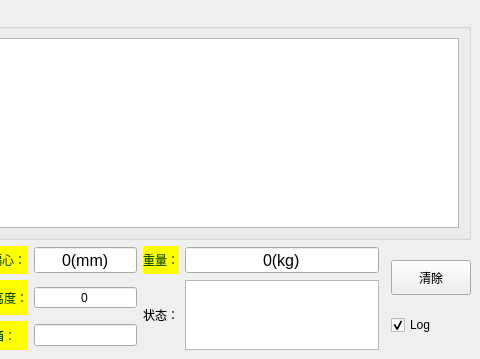
Old version of the form ZBY_MQ/mainwindow.ui in the repository 519984307/ZBY_MQQ; both pictures show x 609 to 1089 and y 0 to 359 of the 1089 by 359 pixel window.
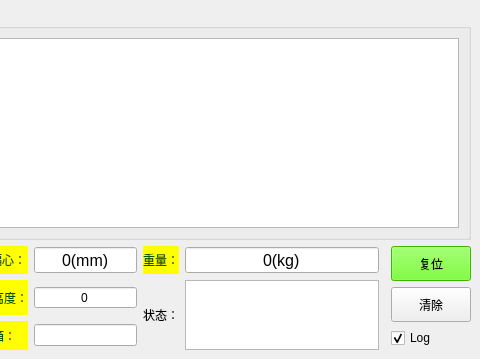
New version of the form. Icons and pictures are not drawn.

Patch:
```diff
--- a/ZBY_MQ/mainwindow.ui
+++ b/ZBY_MQ/mainwindow.ui
@@ -627,6 +627,28 @@
     </item>
     <item row="1" column="3">
      <layout class="QVBoxLayout" name="verticalLayout">
+      <item>
+       <widget class="QPushButton" name="pushButton">
+        <property name="minimumSize">
+         <size>
+          <width>0</width>
+          <height>35</height>
+         </size>
+        </property>
+        <property name="styleSheet">
+         <string notr="true">background-color: rgb(85, 255, 0);</string>
+        </property>
+        <property name="text">
+         <string>复位</string>
+        </property>
+        <property name="checkable">
+         <bool>false</bool>
+        </property>
+        <property name="autoRepeat">
+         <bool>false</bool>
+        </property>
+       </widget>
+      </item>
       <item>
        <widget class="QPushButton" name="pushButton_3">
         <property name="minimumSize">
```
